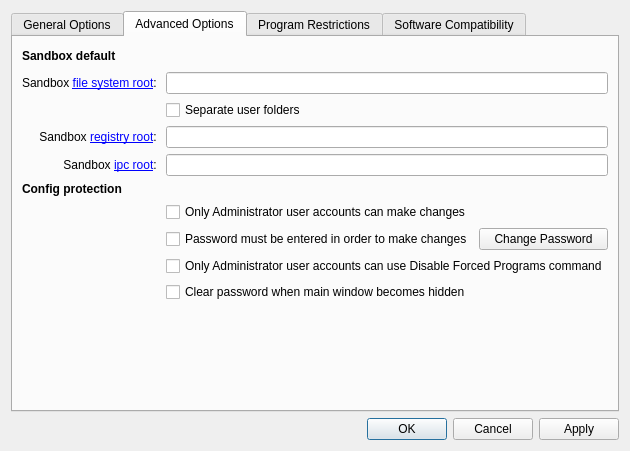
Qt form SandboxiePlus/SandMan/Forms/SettingsWindow.ui (sandboxie-plus/Sandboxie) before a commit.
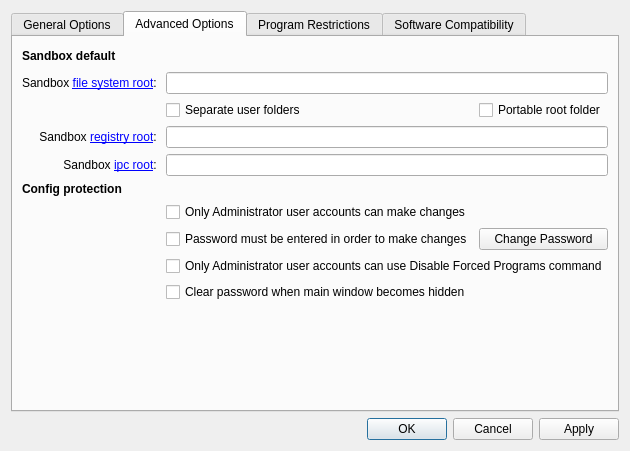
The same form after that commit. The open tabs and pages were chosen to show the change.

What changed in the file:
```diff
--- a/SandboxiePlus/SandMan/Forms/SettingsWindow.ui
+++ b/SandboxiePlus/SandMan/Forms/SettingsWindow.ui
@@ -346,13 +346,6 @@
              </property>
             </widget>
            </item>
-           <item row="2" column="1" colspan="2">
-            <widget class="QCheckBox" name="chkSeparateUserFolders">
-             <property name="text">
-              <string>Separate user folders</string>
-             </property>
-            </widget>
-           </item>
            <item row="10" column="1">
             <spacer name="verticalSpacer_2">
              <property name="orientation">
@@ -373,6 +366,20 @@
              </property>
             </widget>
            </item>
+           <item row="2" column="1">
+            <widget class="QCheckBox" name="chkSeparateUserFolders">
+             <property name="text">
+              <string>Separate user folders</string>
+             </property>
+            </widget>
+           </item>
+           <item row="2" column="2">
+            <widget class="QCheckBox" name="chkAutoRoot">
+             <property name="text">
+              <string>Portable root folder</string>
+             </property>
+            </widget>
+           </item>
           </layout>
          </item>
         </layout>
```
Left out of the diff: 2 changed lines with no effect on the pictures.
